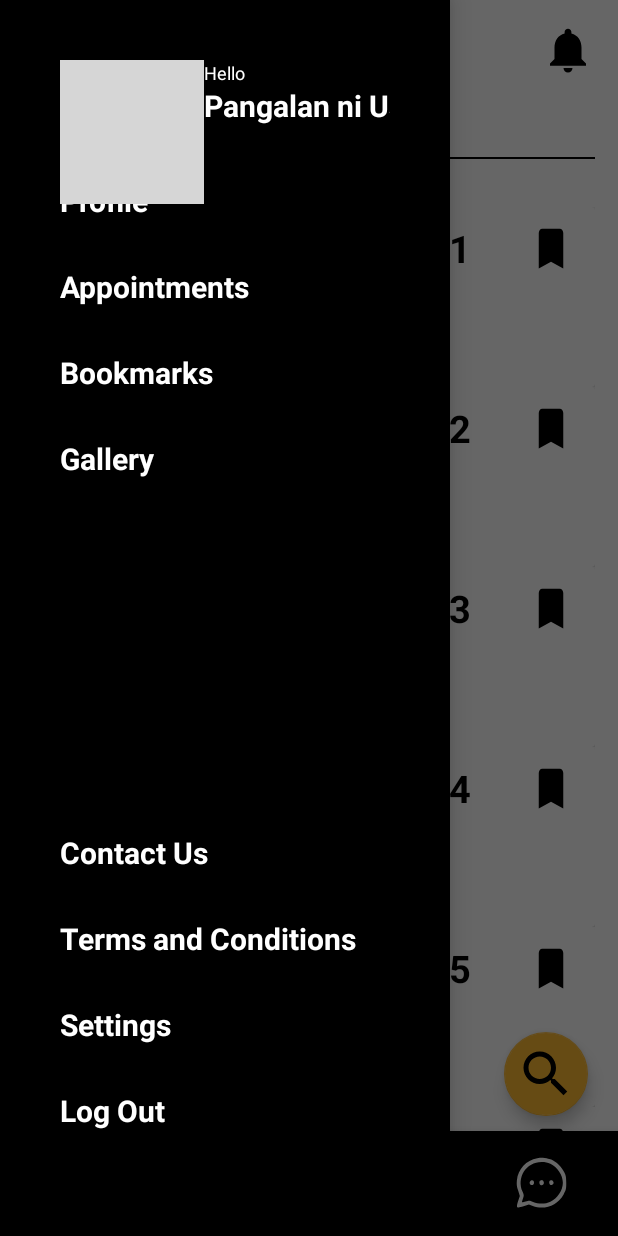
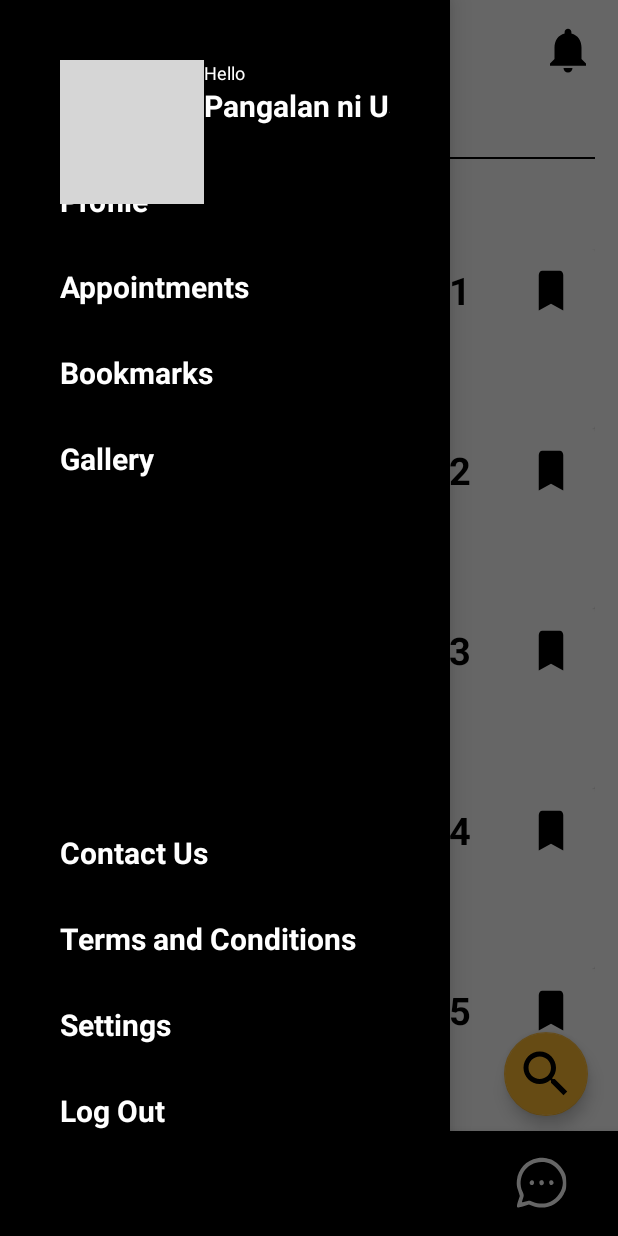
Before and after one commit to Enairu62/AppointCut-Android, an Android app: the FragmentHairTrend screen opened directly, with no data from a screen before it, with the side drawer open, on a phone screen of 412 x 824 dp. Run offline under Robolectric (Android 15) with nearby library versions, the phone set to English and light mode, and no system bars; our stand-ins replace navigation-ui; grey boxes are pictures that could not be loaded.

Commit message:
Fixed Constraints

```diff
--- a/AppointCut/app/src/main/res/layout/fragment_hair_style.xml
+++ b/AppointCut/app/src/main/res/layout/fragment_hair_style.xml
@@ -74,7 +74,7 @@
     <androidx.recyclerview.widget.RecyclerView
         android:id="@+id/recyclerView"
         android:layout_width="match_parent"
-        android:layout_height="650dp"
+        android:layout_height="0dp"
         android:layout_marginBottom="80dp"
         android:padding="15dp"
         app:layout_constraintBottom_toBottomOf="parent"
--- a/AppointCut/app/src/main/res/layout/fragment_hair_trend.xml
+++ b/AppointCut/app/src/main/res/layout/fragment_hair_trend.xml
@@ -61,7 +61,7 @@
     <androidx.recyclerview.widget.RecyclerView
         android:id="@+id/recyclerView"
         android:layout_width="match_parent"
-        android:layout_height="650dp"
+        android:layout_height="0dp"
         android:layout_marginBottom="80dp"
         android:padding="15dp"
         app:layout_constraintBottom_toBottomOf="parent"
```
